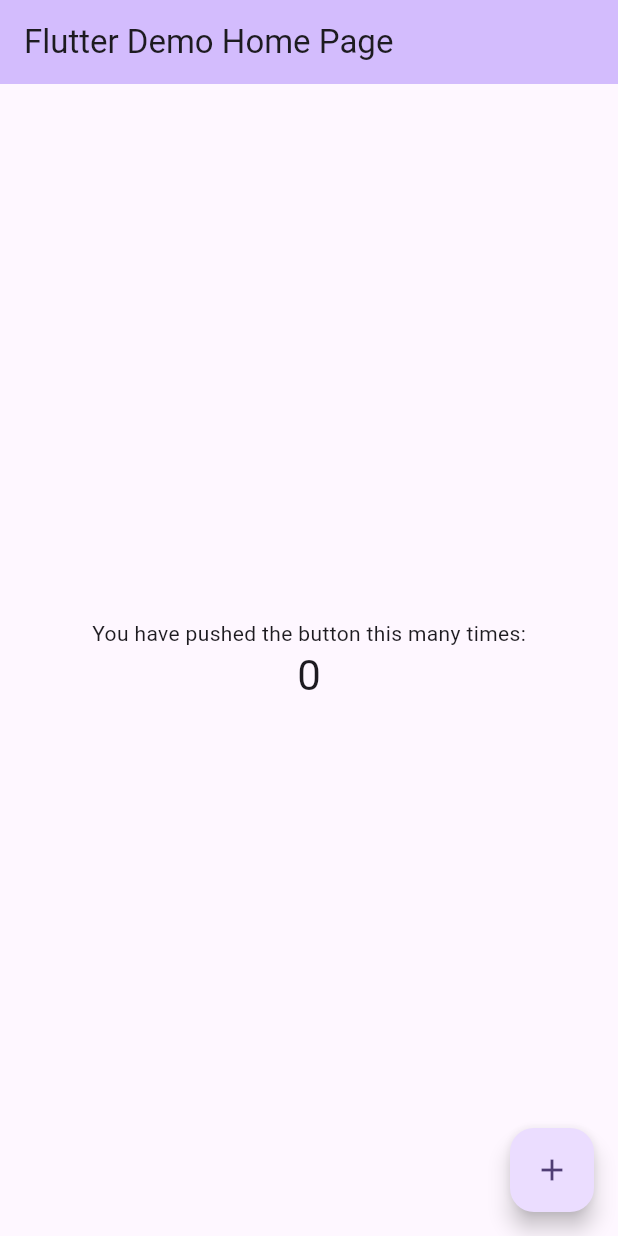
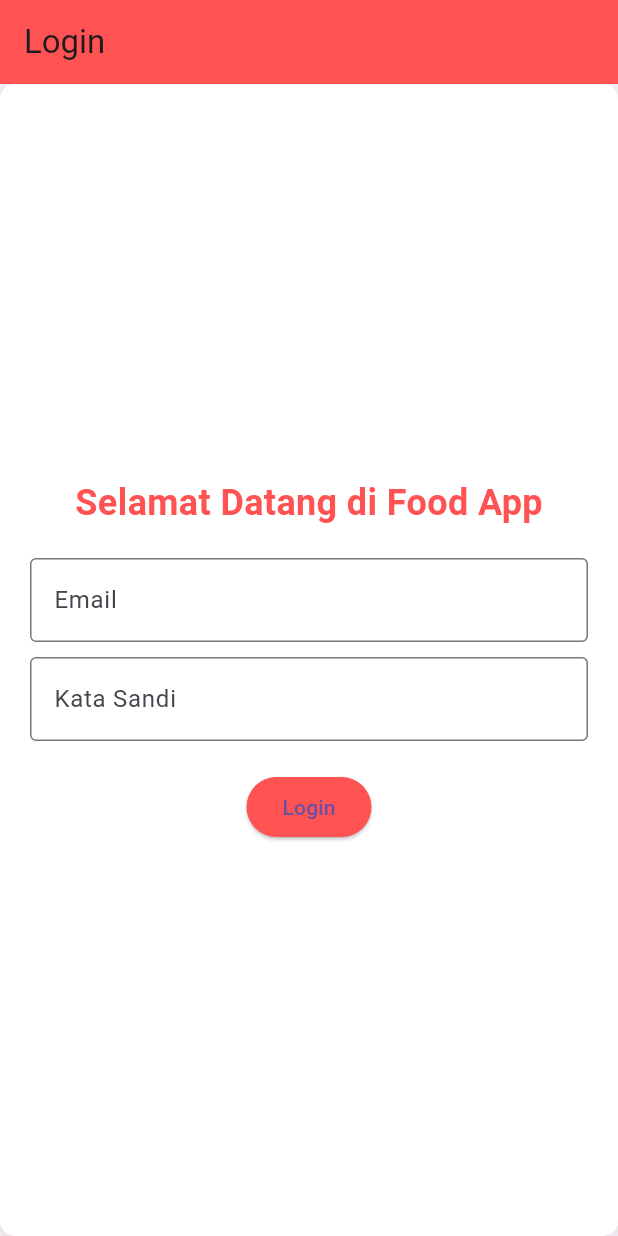
Before and after one commit to Choiranam/getx_apps, a Flutter app: the screen it shows after launch, on a phone screen of 412 x 824 dp. Run offline on Flutter 3.47's test engine with Material 3 defaults, Android fonts, the phone set to English and light mode, and no system bars; our stand-ins replace get.

Commit message:
Login, Navbar, Home

```diff
--- a/lib/main.dart
+++ b/lib/main.dart
@@ -1,4 +1,7 @@
 import 'package:flutter/material.dart';
+import 'package:get/get.dart';
+import 'package:getx_apps/pages/home_page.dart';
+import 'package:getx_apps/pages/login_page.dart';
 
 void main() {
   runApp(const MyApp());
@@ -10,116 +13,14 @@ class MyApp extends StatelessWidget {
   // This widget is the root of your application.
   @override
   Widget build(BuildContext context) {
-    return MaterialApp(
-      title: 'Flutter Demo',
-      theme: ThemeData(
-        // This is the theme of your application.
-        //
-        // TRY THIS: Try running your application with "flutter run". You'll see
-        // the application has a purple toolbar. Then, without quitting the app,
-        // try changing the seedColor in the colorScheme below to Colors.green
-        // and then invoke "hot reload" (save your changes or press the "hot
-        // reload" button in a Flutter-supported IDE, or press "r" if you used
-        // the command line to start the app).
-        //
-        // Notice that the counter didn't reset back to zero; the application
-        // state is not lost during the reload. To reset the state, use hot
-        // restart instead.
-        //
-        // This works for code too, not just values: Most code changes can be
-        // tested with just a hot reload.
-        colorScheme: ColorScheme.fromSeed(seedColor: Colors.deepPurple),
-        useMaterial3: true,
-      ),
-      home: const MyHomePage(title: 'Flutter Demo Home Page'),
+    return GetMaterialApp(
+      debugShowCheckedModeBanner: false,
+      initialRoute: '/',
+      getPages: [
+        // list all pages here
+        GetPage(name: '/', page: () => LoginPage(),),
+        GetPage(name: '/homepage', page: () => HomePage(),),
+      ],
     );
   }
 }
-
-class MyHomePage extends StatefulWidget {
-  const MyHomePage({super.key, required this.title});
-
-  // This widget is the home page of your application. It is stateful, meaning
-  // that it has a State object (defined below) that contains fields that affect
-  // how it looks.
-
-  // This class is the configuration for the state. It holds the values (in this
-  // case the title) provided by the parent (in this case the App widget) and
-  // used by the build method of the State. Fields in a Widget subclass are
-  // always marked "final".
-
-  final String title;
-
-  @override
-  State<MyHomePage> createState() => _MyHomePageState();
-}
-
-class _MyHomePageState extends State<MyHomePage> {
-  int _counter = 0;
-
-  void _incrementCounter() {
-    setState(() {
-      // This call to setState tells the Flutter framework that something has
-      // changed in this State, which causes it to rerun the build method below
-      // so that the display can reflect the updated values. If we changed
-      // _counter without calling setState(), then the build method would not be
-      // called again, and so nothing would appear to happen.
-      _counter++;
-    });
-  }
-
-  @override
-  Widget build(BuildContext context) {
-    // This method is rerun every time setState is called, for instance as done
-    // by the _incrementCounter method above.
-    //
-    // The Flutter framework has been optimized to make rerunning build methods
-    // fast, so that you can just rebuild anything that needs updating rather
-    // than having to individually change instances of widgets.
-    return Scaffold(
-      appBar: AppBar(
-        // TRY THIS: Try changing the color here to a specific color (to
-        // Colors.amber, perhaps?) and trigger a hot reload to see the AppBar
-        // change color while the other colors stay the same.
-        backgroundColor: Theme.of(context).colorScheme.inversePrimary,
-        // Here we take the value from the MyHomePage object that was created by
-        // the App.build method, and use it to set our appbar title.
-        title: Text(widget.title),
-      ),
-      body: Center(
-        // Center is a layout widget. It takes a single child and positions it
-        // in the middle of the parent.
-        child: Column(
-          // Column is also a layout widget. It takes a list of children and
-          // arranges them vertically. By default, it sizes itself to fit its
-          // children horizontally, and tries to be as tall as its parent.
-          //
-          // Column has various properties to control how it sizes itself and
-          // how it positions its children. Here we use mainAxisAlignment to
-          // center the children vertically; the main axis here is the vertical
-          // axis because Columns are vertical (the cross axis would be
-          // horizontal).
-          //
-          // TRY THIS: Invoke "debug painting" (choose the "Toggle Debug Paint"
-          // action in the IDE, or press "p" in the console), to see the
-          // wireframe for each widget.
-          mainAxisAlignment: MainAxisAlignment.center,
-          children: <Widget>[
-            const Text(
-              'You have pushed the button this many times:',
-            ),
-            Text(
-              '$_counter',
-              style: Theme.of(context).textTheme.headlineMedium,
-            ),
-          ],
-        ),
-      ),
-      floatingActionButton: FloatingActionButton(
-        onPressed: _incrementCounter,
-        tooltip: 'Increment',
-        child: const Icon(Icons.add),
-      ), // This trailing comma makes auto-formatting nicer for build methods.
-    );
-  }
-}
--- /dev/null
+++ b/lib/pages/login_page.dart
@@ -0,0 +1,71 @@
+import 'package:flutter/material.dart';
+import 'package:get/get.dart';
+
+class LoginPage extends StatelessWidget {
+  const LoginPage({super.key});
+
+  @override
+  Widget build(BuildContext context) {
+    return Scaffold(
+      appBar: AppBar(
+        title: Text("Login"),
+        backgroundColor: Colors.redAccent, // Sesuaikan dengan tema burger
+      ),
+      body: Center(
+        child: Container(
+          padding: EdgeInsets.all(20),
+          decoration: BoxDecoration(
+            color: Colors.white, // Warna latar belakang
+            borderRadius: BorderRadius.circular(10),
+            boxShadow: [
+              BoxShadow(
+                color: Colors.grey.withOpacity(0.2),
+                spreadRadius: 5,
+                blurRadius: 7,
+                offset: Offset(0, 3), // Gaya bayangan
+              ),
+            ],
+          ),
+          child: Column(
+            mainAxisAlignment: MainAxisAlignment.center,
+            children: [
+              Text(
+                "Selamat Datang di Food App",
+                style: TextStyle(
+                  fontSize: 24,
+                  fontWeight: FontWeight.bold,
+                  color: Colors.redAccent, // Sesuaikan dengan tema
+                ),
+              ),
+              SizedBox(height: 20),
+              TextField(
+                decoration: InputDecoration(
+                  labelText: 'Email',
+                  border: OutlineInputBorder(),
+                ),
+              ),
+              SizedBox(height: 10),
+              TextField(
+                obscureText: true,
+                decoration: InputDecoration(
+                  labelText: 'Kata Sandi',
+                  border: OutlineInputBorder(),
+                ),
+              ),
+              SizedBox(height: 20),
+              ElevatedButton(
+                onPressed: () {
+                  Get.toNamed('homepage');
+                },
+                child: Text("Login"),
+                style: ElevatedButton.styleFrom(
+                  backgroundColor: Colors.redAccent, // Sesuaikan dengan tema
+                ),
+              ),
+            ],
+          ),
+        ),
+      ),
+    );
+  }
+}
```
Also changed, not shown: lib/components/reusable_card.dart (added, +61 -0 lines), lib/controller/bottom_nav_contoller.dart (added, +10 -0 lines), lib/controller/favorite_controller.dart (added, +13 -0 lines), lib/pages/home_page.dart (added, +34 -0 lines), lib/pages/menus/cart.dart (added, +13 -0 lines), lib/pages/menus/custom_bottom_navigation_bar.dart (added, +58 -0 lines), lib/pages/menus/favorites.dart (added, +13 -0 lines), lib/pages/menus/home.dart (added, +112 -0 lines), lib/pages/menus/profile.dart (added, +13 -0 lines), pubspec.yaml (+9 -0 lines), assets/images/bacon_bbq_burger.jpeg (added), assets/images/breakfast_burger.jpeg (added), assets/images/classic_cheeseburger.jpeg (added), assets/images/double_decker_burger.jpeg (added), 4 more files.
